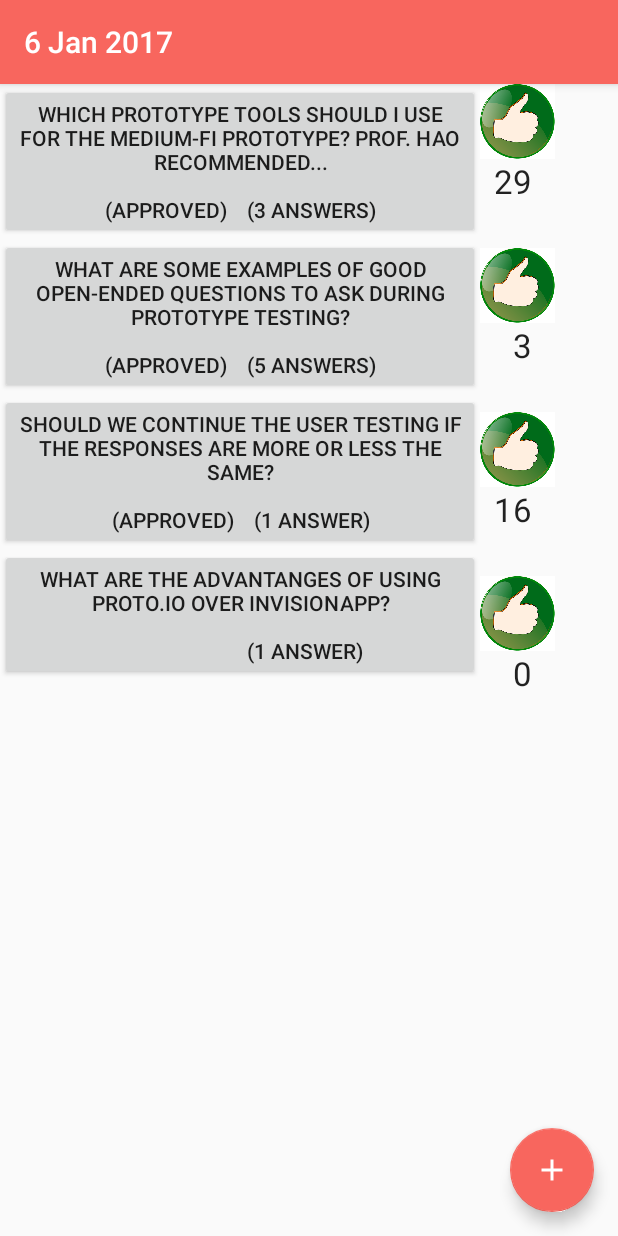
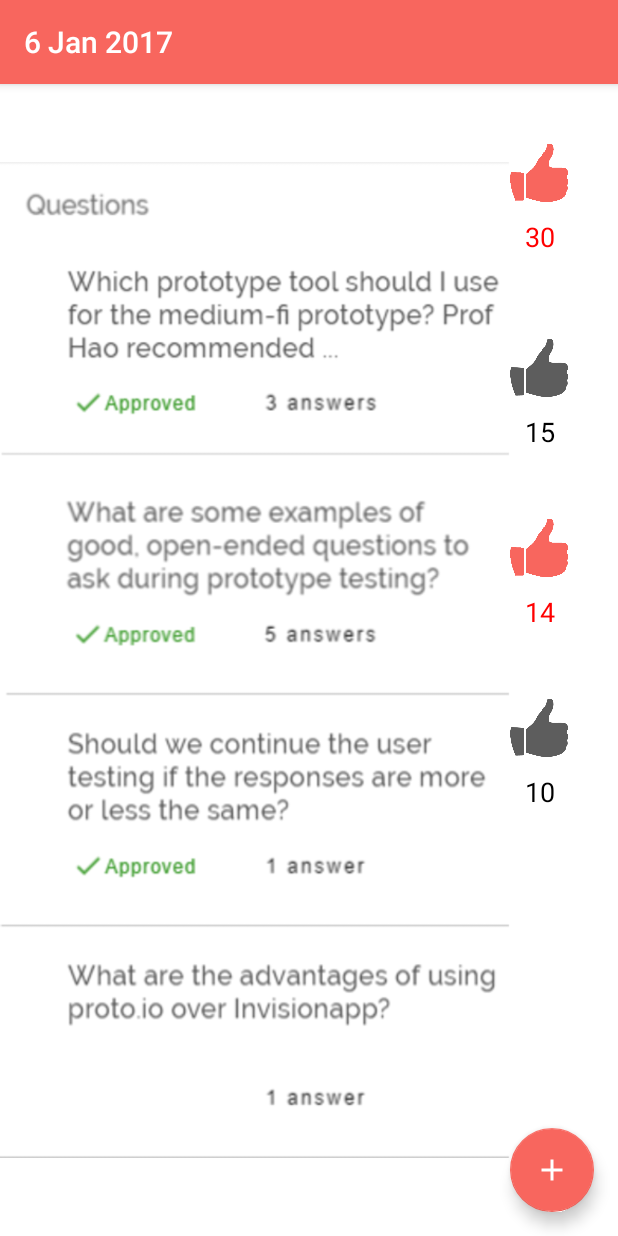
Before and after one commit to 6366295/ntu_hcid_hi-fi_prototype, an Android app: the LiveSessionActivity screen opened directly, with no data from a screen before it, after a tap on an icon or button, on a phone screen of 412 x 824 dp. Run offline under Robolectric (Android 15) with nearby library versions, the light colour scheme and no system bars; 2 other taps on this screen came first.

Commit message:
session overview and in-session

```diff
--- a/app/src/main/java/com/hcid/edulearn/asksimple/LiveSessionActivity.java
+++ b/app/src/main/java/com/hcid/edulearn/asksimple/LiveSessionActivity.java
@@ -1,5 +1,6 @@
 package com.hcid.edulearn.asksimple;
 
+import android.graphics.Color;
 import android.os.Build;
 import android.os.Bundle;
 import android.support.v7.app.AppCompatActivity;
@@ -22,6 +23,23 @@ public class LiveSessionActivity extends AppCompatActivity {
         if (Build.VERSION.SDK_INT >= Build.VERSION_CODES.LOLLIPOP) {
             findViewById(R.id.toolbar_shadow).setVisibility(View.GONE);
         }
+
+        // set texts
+        TextView tv1 = (TextView) findViewById(R.id.textView1);
+        tv1.setText("29");
+        tv1.setTextColor(Color.BLACK);
+
+        TextView tv2 = (TextView) findViewById(R.id.textView2);
+        tv2.setText("16");
+        tv2.setTextColor(Color.RED);
+
+        TextView tv3 = (TextView) findViewById(R.id.textView3);
+        tv3.setText("13");
+        tv3.setTextColor(Color.BLACK);
+
+        TextView tv4 = (TextView) findViewById(R.id.textView4);
+        tv4.setText("10");
+        tv4.setTextColor(Color.BLACK);
     }
 
     public void ask_question(View view) {
@@ -36,47 +54,55 @@ public class LiveSessionActivity extends AppCompatActivity {
         TextView tv = (TextView) findViewById(R.id.textView1);
         ImageView iv = (ImageView) findViewById(R.id.imageView1);
         if(tv.getText() == "29"){
-            iv.setImageResource(R.drawable.like);
+            iv.setImageResource(R.drawable.like_ab);
             tv.setText("30");
+            tv.setTextColor(Color.RED);
         }else{
-            iv.setImageResource(R.drawable.not_like);
+            iv.setImageResource(R.drawable.like_aa);
             tv.setText("29");
+            tv.setTextColor(Color.BLACK);
         }
     }
 
     public void click_2(View view) {
         TextView tv = (TextView) findViewById(R.id.textView2);
         ImageView iv = (ImageView) findViewById(R.id.imageView2);
-        if(tv.getText() == "3"){
-            iv.setImageResource(R.drawable.like);
-            tv.setText("4");
+        if(tv.getText() == "15"){
+            iv.setImageResource(R.drawable.like_ab);
+            tv.setText("16");
+            tv.setTextColor(Color.RED);
         }else{
-            iv.setImageResource(R.drawable.not_like);
-            tv.setText("3");
+            iv.setImageResource(R.drawable.like_aa);
+            tv.setText("15");
+            tv.setTextColor(Color.BLACK);
         }
     }
 
     public void click_3(View view) {
         TextView tv = (TextView) findViewById(R.id.textView3);
         ImageView iv = (ImageView) findViewById(R.id.imageView3);
-        if(tv.getText() == "16"){
-            iv.setImageResource(R.drawable.like);
-            tv.setText("17");
+        if(tv.getText() == "13"){
+            iv.setImageResource(R.drawable.like_ab);
+            tv.setText("14");
+            tv.setTextColor(Color.RED);
         }else{
-            iv.setImageResource(R.drawable.not_like);
-            tv.setText("16");
+            iv.setImageResource(R.drawable.like_aa);
+            tv.setText("13");
+            tv.setTextColor(Color.BLACK);
         }
     }
 
     public void click_4(View view) {
         TextView tv = (TextView) findViewById(R.id.textView4);
         ImageView iv = (ImageView) findViewById(R.id.imageView4);
-        if(tv.getText() == "0"){
-            iv.setImageResource(R.drawable.like);
-            tv.setText("1");
+        if(tv.getText() == "10"){
+            iv.setImageResource(R.drawable.like_ab);
+            tv.setText("11");
+            tv.setTextColor(Color.RED);
         }else{
-            iv.setImageResource(R.drawable.not_like);
-            tv.setText("0");
+            iv.setImageResource(R.drawable.like_aa);
+            tv.setText("10");
+            tv.setTextColor(Color.BLACK);
         }
     }
 }
--- a/app/src/main/res/layout/live_session.xml
+++ b/app/src/main/res/layout/live_session.xml
@@ -5,6 +5,7 @@
     android:id="@+id/live_session"
     android:layout_width="match_parent"
     android:layout_height="match_parent"
+    android:background="@android:color/white"
     tools:context="com.hcid.edulearn.asksimple.LiveSessionActivity">
 
     <include
@@ -32,120 +33,115 @@
         android:id="@+id/floatingActionButton"
         android:onClick="ask_question"/>
 
-    <GridLayout
-        android:orientation="vertical"
-        android:layout_height="match_parent"
+    <ImageView
+        app:srcCompat="@drawable/live_aa"
+        android:id="@+id/imageView"
+        android:layout_width="wrap_content"
+        android:layout_height="wrap_content"
         android:layout_below="@+id/toolbar"
-        android:id="@+id/question_list"
-        android:weightSum="1"
-        android:layout_width="320dp">
-
-        <Button
-            android:layout_width="match_parent"
-            android:layout_height="wrap_content"
-            android:id="@+id/button6"
-            android:onClick="go_to_the_question"
-            android:text="Which prototype tools should I use for the medium-fi prototype? Prof. Hao recommended...&#10;&#10;(Approved)    (3 answers)" />
-
-        <Button
-            android:text="What are some examples of good open-ended questions to ask during prototype testing?&#10;&#10;(Approved)    (5 answers)"
-            android:layout_width="match_parent"
-            android:layout_height="wrap_content"
-            android:id="@+id/button5" />
-
-        <Button
-            android:text="Should we continue the user testing if the responses are more or less the same?&#10;&#10;(Approved)    (1 answer)"
-            android:layout_width="match_parent"
-            android:layout_height="wrap_content"
-            android:id="@+id/button4" />
-
-        <Button
-            android:text="What are the advantanges of using proto.io over invisionapp?&#10;&#10;                          (1 answer)"
-            android:layout_width="match_parent"
-            android:layout_height="wrap_content"
-            android:id="@+id/button3" />
-
-    </GridLayout>
+        android:layout_toLeftOf="@+id/floatingActionButton"
+        android:layout_toStartOf="@+id/floatingActionButton" />
 
     <ImageView
-        android:layout_width="50dp"
-        app:srcCompat="@drawable/not_like"
+        android:layout_width="40dp"
+        android:layout_height="40dp"
+        app:srcCompat="@drawable/like_aa"
         android:id="@+id/imageView1"
-        android:layout_height="50dp"
-        android:onClick="click_1"
         android:layout_below="@+id/toolbar_shadow"
-        android:layout_toRightOf="@+id/question_list"
-        android:layout_toEndOf="@+id/question_list" />
+        android:layout_toRightOf="@+id/imageView"
+        android:layout_toEndOf="@+id/imageView"
+        android:layout_marginTop="40dp"
+        android:onClick="click_1" />
+    <ImageView
+        android:layout_width="40dp"
+        android:layout_height="40dp"
+        app:srcCompat="@drawable/like_ab"
+        android:id="@+id/imageView2"
+        android:layout_below="@+id/toolbar_shadow"
+        android:layout_toRightOf="@+id/imageView"
+        android:layout_toEndOf="@+id/imageView"
+        android:layout_marginTop="170dp"
+        android:onClick="click_2" />
+    <ImageView
+        android:layout_width="40dp"
+        android:layout_height="40dp"
+        app:srcCompat="@drawable/like_aa"
+        android:id="@+id/imageView3"
+        android:layout_below="@+id/toolbar_shadow"
+        android:layout_toRightOf="@+id/imageView"
+        android:layout_toEndOf="@+id/imageView"
+        android:layout_marginTop="290dp"
+        android:onClick="click_3" />
+    <ImageView
+        android:layout_width="40dp"
+        android:layout_height="40dp"
+        app:srcCompat="@drawable/like_aa"
+        android:id="@+id/imageView4"
+        android:layout_below="@+id/toolbar_shadow"
+        android:layout_toRightOf="@+id/imageView"
+        android:layout_toEndOf="@+id/imageView"
+        android:layout_marginTop="410dp"
+        android:onClick="click_4" />
+
     <TextView
         android:text="29"
         android:layout_width="wrap_content"
         android:layout_height="wrap_content"
+        android:layout_marginTop="9dp"
         android:id="@+id/textView1"
-        android:textAppearance="@style/TextAppearance.AppCompat.Large"
+        android:textAppearance="@style/TextAppearance.AppCompat.Medium"
         android:layout_below="@+id/imageView1"
-        android:layout_toRightOf="@+id/question_list"
-        android:layout_toEndOf="@+id/question_list"
-        android:layout_marginLeft="9dp"
-        android:layout_marginStart="9dp" />
-
-    <ImageView
-        android:layout_width="50dp"
-        app:srcCompat="@drawable/not_like"
-        android:id="@+id/imageView2"
-        android:layout_height="50dp"
-        android:onClick="click_2"
-        android:layout_below="@+id/textView1"
-        android:layout_toRightOf="@+id/question_list"
-        android:layout_toEndOf="@+id/question_list"
-        android:layout_marginTop="30dp" />
+        android:layout_alignRight="@+id/imageView1"
+        android:layout_alignEnd="@+id/imageView1"
+        android:layout_marginRight="10dp"
+        android:layout_marginEnd="10dp" />
     <TextView
-        android:text="3"
+        android:text="13"
         android:layout_width="wrap_content"
         android:layout_height="wrap_content"
+        android:layout_marginTop="9dp"
         android:id="@+id/textView2"
-        android:textAppearance="@style/TextAppearance.AppCompat.Large"
+        android:textAppearance="@style/TextAppearance.AppCompat.Medium"
+        android:textColor="@android:color/holo_red_light"
         android:layout_below="@+id/imageView2"
-        android:layout_alignEnd="@+id/textView1"
-        android:layout_alignRight="@+id/textView1" />
-
-    <ImageView
-        android:layout_width="50dp"
-        app:srcCompat="@drawable/like"
-        android:id="@+id/imageView3"
-        android:layout_height="50dp"
-        android:onClick="click_3"
-        android:layout_below="@+id/textView2"
-        android:layout_toRightOf="@+id/question_list"
-        android:layout_toEndOf="@+id/question_list"
-        android:layout_marginTop="30dp" />
+        android:layout_alignRight="@+id/imageView2"
+        android:layout_alignEnd="@+id/imageView2"
+        android:layout_marginRight="10dp"
+        android:layout_marginEnd="10dp" />
+    <TextView
+        android:text="10"
+        android:layout_width="wrap_content"
+        android:layout_height="wrap_content"
+        android:layout_marginTop="9dp"
+        android:id="@+id/textView3"
+        android:textAppearance="@style/TextAppearance.AppCompat.Medium"
+        android:layout_below="@+id/imageView3"
+        android:layout_alignRight="@+id/imageView3"
+        android:layout_alignEnd="@+id/imageView3"
+        android:layout_marginRight="10dp"
+        android:layout_marginEnd="10dp" />
     <TextView
         android:text="16"
         android:layout_width="wrap_content"
         android:layout_height="wrap_content"
-        android:id="@+id/textView3"
-        android:textAppearance="@style/TextAppearance.AppCompat.Large"
-        android:layout_below="@+id/imageView3"
-        android:layout_alignEnd="@+id/textView1"
-        android:layout_alignRight="@+id/textView1" />
+        android:layout_marginTop="9dp"
+        android:id="@+id/textView4"
+        android:textAppearance="@style/TextAppearance.AppCompat.Medium"
+        android:layout_below="@+id/imageView4"
+        android:layout_alignRight="@+id/imageView4"
+        android:layout_alignEnd="@+id/imageView4"
+        android:layout_marginRight="10dp"
+        android:layout_marginEnd="10dp" />
 
-    <ImageView
-        android:layout_width="50dp"
-        app:srcCompat="@drawable/not_like"
-        android:id="@+id/imageView4"
-        android:layout_height="50dp"
-        android:onClick="click_4"
-        android:layout_below="@+id/textView3"
-        android:layout_toRightOf="@+id/question_list"
-        android:layout_toEndOf="@+id/question_list"
-        android:layout_marginTop="30dp" />
-    <TextView
-        android:text="0"
-        android:layout_width="wrap_content"
-        android:layout_height="wrap_content"
-        android:id="@+id/textView4"
-        android:textAppearance="@style/TextAppearance.AppCompat.Large"
-        android:layout_below="@+id/imageView4"
-        android:layout_alignEnd="@+id/textView1"
-        android:layout_alignRight="@+id/textView1" />
+    <Button
+        android:layout_below="@+id/toolbar"
+        android:layout_alignParentLeft="true"
+        android:layout_alignParentStart="true"
+        android:id="@+id/button8"
+        android:background="@android:color/transparent"
+        android:onClick="go_to_the_question"
+        android:layout_height="150dp"
+        android:layout_width="280dp" />
+
 
 </RelativeLayout>
```
Also changed, not shown: app/src/main/res/layout/activity_sessions.xml (+32 -42 lines), app/src/main/res/drawable/like_aa.png (added), app/src/main/res/drawable/like_ab.png (added), app/src/main/res/drawable/live_aa.png (added), app/src/main/res/drawable/session_aa.png (added), app/src/main/res/drawable/session_ab.png (added).
